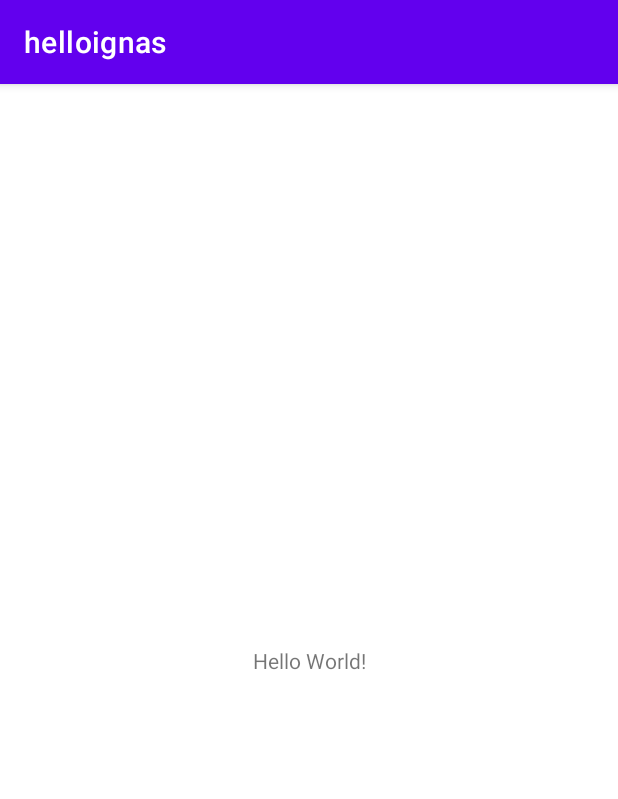
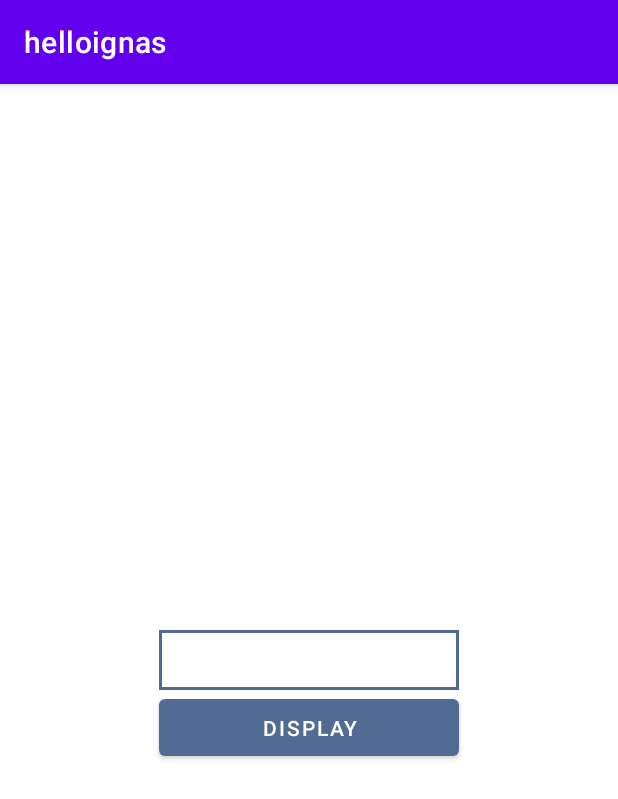
Before and after one commit to ignasbudreika/vu_ft_fts_helloignas, an Android app: the screen it shows after launch (MainActivity), on a phone screen of 412 x 824 dp. Shown: the top 799 px of the screen. Run offline under Robolectric (Android 15) with nearby library versions, the phone set to English and light mode, and no system bars.

Commit message:
Add text view and display button

```diff
--- a/app/src/main/java/com/example/helloignas/MainActivity.kt
+++ b/app/src/main/java/com/example/helloignas/MainActivity.kt
@@ -2,10 +2,19 @@ package com.example.helloignas
 
 import androidx.appcompat.app.AppCompatActivity
 import android.os.Bundle
+import android.widget.Button
+import android.widget.TextView
 
 class MainActivity : AppCompatActivity() {
     override fun onCreate(savedInstanceState: Bundle?) {
         super.onCreate(savedInstanceState)
         setContentView(R.layout.activity_main)
+
+        var showButton = findViewById<Button>(R.id.displayButton)
+        var textView = findViewById<TextView>(R.id.textView)
+
+        showButton.setOnClickListener {
+            textView.text = "Hello from Ignas Budreika"
+        }
     }
 }
--- /dev/null
+++ b/app/src/main/res/drawable/border.xml
@@ -0,0 +1,5 @@
+<?xml version="1.0" encoding="utf-8"?>
+<shape xmlns:android="http://schemas.android.com/apk/res/android" android:shape="rectangle" >
+    <solid android:color="@android:color/white" />
+    <stroke android:width="2dp" android:color="#516B94"/>
+</shape>
--- a/app/src/main/res/layout/activity_main.xml
+++ b/app/src/main/res/layout/activity_main.xml
@@ -4,15 +4,32 @@
     xmlns:tools="http://schemas.android.com/tools"
     android:layout_width="match_parent"
     android:layout_height="match_parent"
+    android:layout_gravity="center"
     tools:context=".MainActivity">
 
+    <RelativeLayout xmlns:android="http://schemas.android.com/apk/res/android"
+        android:layout_width="fill_parent"
+        android:layout_height="fill_parent"
+        android:layout_gravity="center" >
+
+    <Button
+        android:id="@+id/displayButton"
+        android:layout_width="200dp"
+        android:layout_height="50dp"
+        android:text="DISPLAY"
+        android:layout_below="@+id/textView"
+        android:layout_centerHorizontal="true"
+        app:backgroundTint="#516B94" />
+
     <TextView
-        android:layout_width="wrap_content"
-        android:layout_height="wrap_content"
-        android:text="Hello World!"
-        app:layout_constraintBottom_toBottomOf="parent"
-        app:layout_constraintLeft_toLeftOf="parent"
-        app:layout_constraintRight_toRightOf="parent"
-        app:layout_constraintTop_toTopOf="parent" />
+        android:id="@+id/textView"
+        android:layout_width="200dp"
+        android:layout_height="40dp"
+        android:background="@drawable/border"
+        android:gravity="center"
+        android:layout_centerVertical="true"
+        android:layout_centerHorizontal="true" />
+
+    </RelativeLayout>
 
 </androidx.constraintlayout.widget.ConstraintLayout>
```
